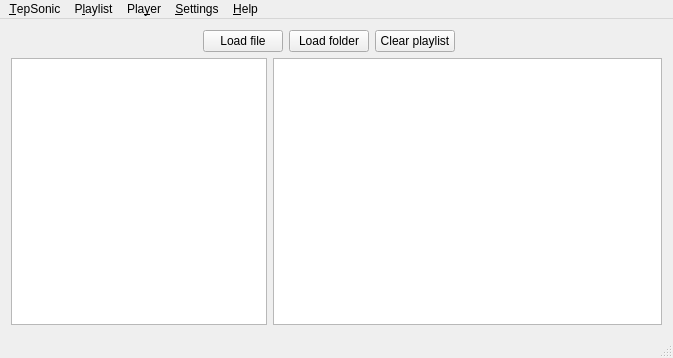
Old version of the form mainwindow.ui in the repository danvratil/TepSonic.
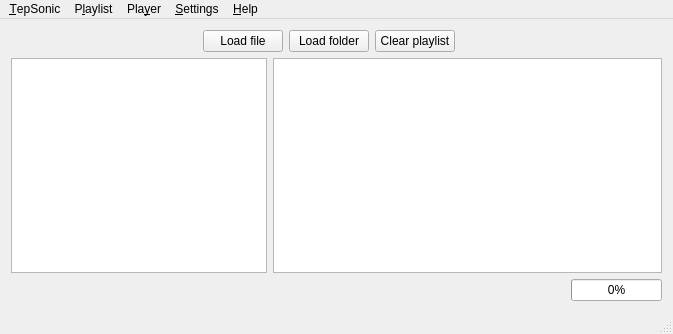
New version of the form. Icons and pictures are not drawn. Custom widgets are drawn as their Qt base class.

Commit message: Implemented class "Player" for player to be separated from GUI

```diff
--- a/mainwindow.ui
+++ b/mainwindow.ui
@@ -7,7 +7,7 @@
     <x>0</x>
     <y>0</y>
     <width>673</width>
-    <height>358</height>
+    <height>334</height>
    </rect>
   </property>
   <property name="sizePolicy">
@@ -245,6 +245,43 @@
       </item>
      </layout>
     </item>
+    <item>
+     <layout class="QHBoxLayout" name="horizontalLayout_3">
+      <item>
+       <spacer name="horizontalSpacer_3">
+        <property name="orientation">
+         <enum>Qt::Horizontal</enum>
+        </property>
+        <property name="sizeHint" stdset="0">
+         <size>
+          <width>40</width>
+          <height>20</height>
+         </size>
+        </property>
+       </spacer>
+      </item>
+      <item>
+       <widget class="QLabel" name="actionLabel">
+        <property name="text">
+         <string/>
+        </property>
+       </widget>
+      </item>
+      <item>
+       <widget class="QProgressBar" name="actionProgress">
+        <property name="sizePolicy">
+         <sizepolicy hsizetype="Fixed" vsizetype="Fixed">
+          <horstretch>0</horstretch>
+          <verstretch>0</verstretch>
+         </sizepolicy>
+        </property>
+        <property name="value">
+         <number>0</number>
+        </property>
+       </widget>
+      </item>
+     </layout>
+    </item>
    </layout>
   </widget>
   <widget class="QMenuBar" name="menuBar">
```
Left out of the diff: 3 changed lines with no effect on the pictures. The commit also changes 5 other files.
